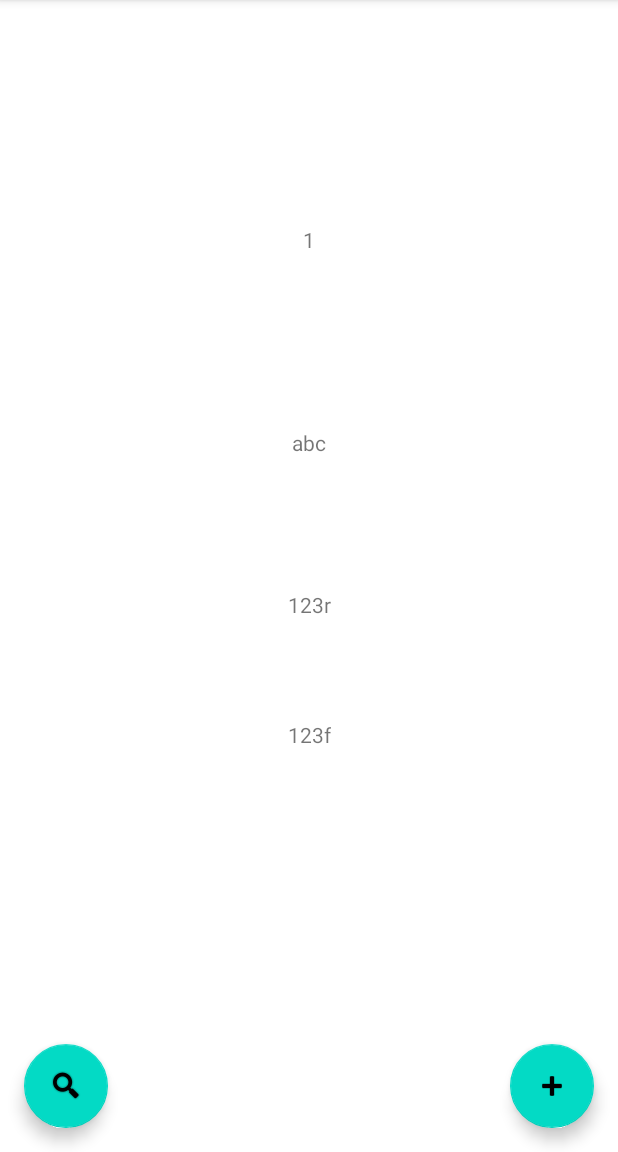
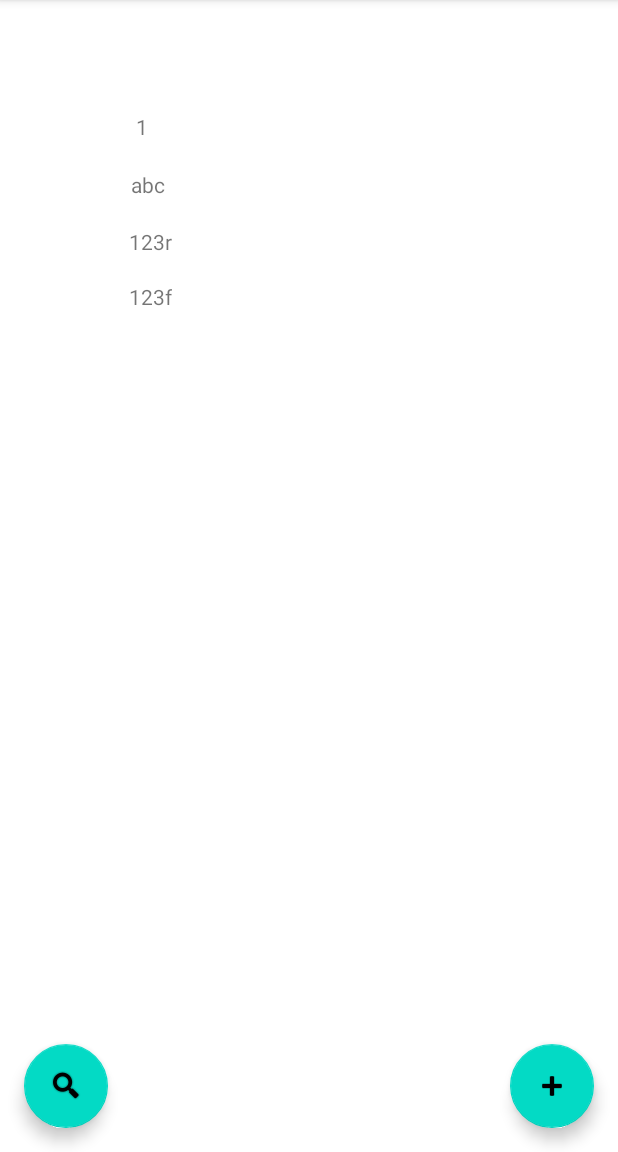
Before and after one commit to danagomezbalada/potatoappdana, an Android app: the LlistaPatatesFragment screen opened directly, with no data from a screen before it, on a phone screen of 412 x 824 dp, the part 84-1236 px from its top. Run offline under Robolectric (Android 15) with nearby library versions, the phone set to English and light mode, and no system bars.

Commit message:
Canvis visuals llista_patates

```diff
--- a/app/src/main/res/layout/llista_patates.xml
+++ b/app/src/main/res/layout/llista_patates.xml
@@ -14,8 +14,9 @@
         app:layout_constraintBottom_toBottomOf="parent"
         app:layout_constraintEnd_toEndOf="parent"
         app:layout_constraintStart_toStartOf="parent"
-        app:layout_constraintVertical_bias="0.2"
-        app:layout_constraintTop_toTopOf="parent" />
+        app:layout_constraintVertical_bias="0.1"
+        app:layout_constraintTop_toTopOf="parent"
+        app:layout_constraintHorizontal_bias="0.2"/>
 
     <TextView
         android:id="@+id/patata_tipus"
@@ -25,7 +26,8 @@
         app:layout_constraintEnd_toEndOf="parent"
         app:layout_constraintStart_toStartOf="parent"
         app:layout_constraintTop_toBottomOf="@+id/patata_id"
-        app:layout_constraintVertical_bias="0.2"/>
+        app:layout_constraintVertical_bias="0.03"
+        app:layout_constraintHorizontal_bias="0.2"/>
 
     <TextView
         android:id="@+id/patata_sembrar"
@@ -35,7 +37,8 @@
         app:layout_constraintEnd_toEndOf="parent"
         app:layout_constraintStart_toStartOf="parent"
         app:layout_constraintTop_toBottomOf="@+id/patata_tipus"
-        app:layout_constraintVertical_bias="0.2"/>
+        app:layout_constraintVertical_bias="0.03"
+        app:layout_constraintHorizontal_bias="0.2"/>
 
     <TextView
         android:id="@+id/patata_recollida"
@@ -45,7 +48,8 @@
         app:layout_constraintEnd_toEndOf="parent"
         app:layout_constraintStart_toStartOf="parent"
         app:layout_constraintTop_toBottomOf="@+id/patata_sembrar"
-        app:layout_constraintVertical_bias="0.2"/>
+        app:layout_constraintVertical_bias="0.03"
+        app:layout_constraintHorizontal_bias="0.2"/>
 
 
 </androidx.constraintlayout.widget.ConstraintLayout>
```
